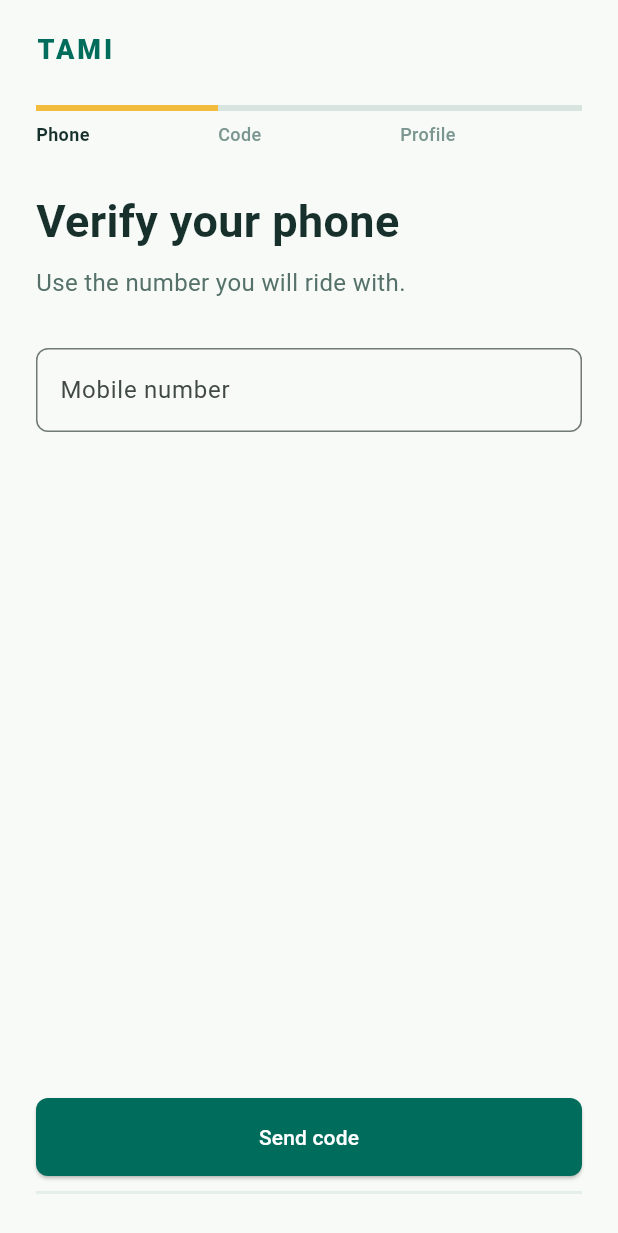
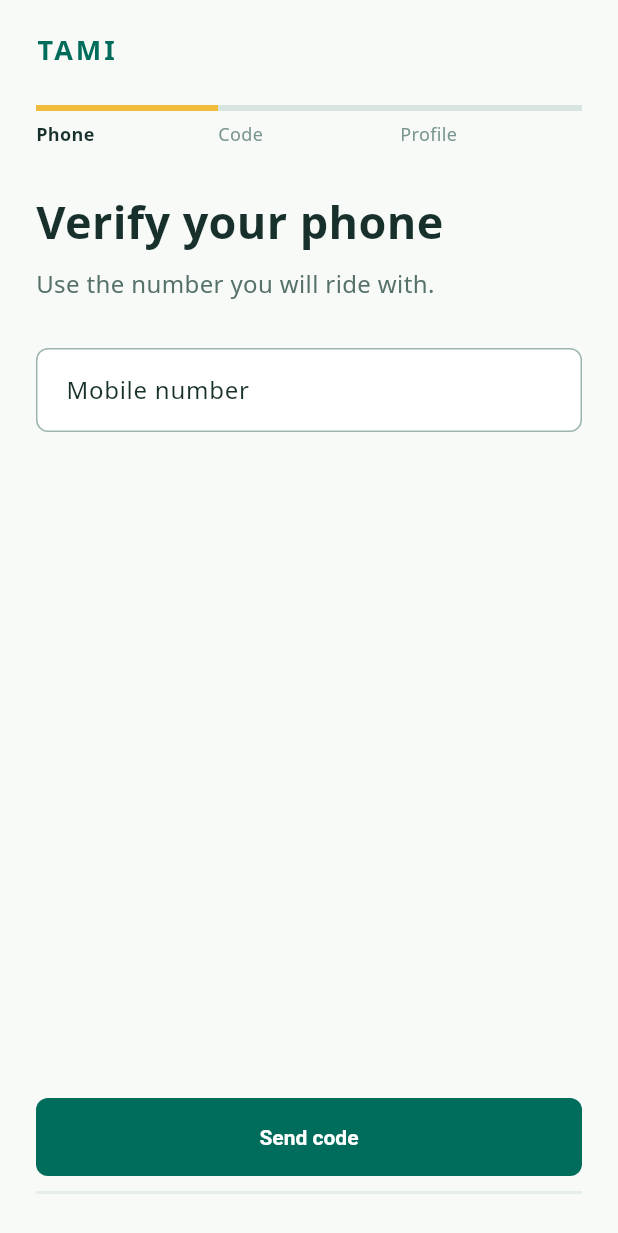
Before and after one commit to itecknologiteams/tami, a Flutter app: the screen it shows after launch, on a phone screen of 412 x 824 dp. Shown: the top 1233 px of the screen. Run offline on Flutter 3.47's test engine with Material 3 defaults, Android fonts, the phone set to English and light mode, and no system bars; missing offline and left inert: maplibre; Roboto replaces fonts that are missing (Noto Sans).

Commit message:
feat: add tami liquid glass design system

```diff
--- a/apps/mobile/lib/src/app/tami_mobile_app.dart
+++ b/apps/mobile/lib/src/app/tami_mobile_app.dart
@@ -5,6 +5,7 @@ import '../auth/rider_onboarding_screen.dart';
 import '../features/driver/driver_home_screen.dart';
 import '../features/rider/rider_booking_client.dart';
 import '../features/rider/rider_chat_client.dart';
+import '../ui/tami_theme.dart';
 
 enum TamiAppMode { rider, driver }
 
@@ -27,10 +28,7 @@ class TamiMobileApp extends StatelessWidget {
     return MaterialApp(
       debugShowCheckedModeBanner: false,
       title: mode == TamiAppMode.rider ? 'Tami Rider' : 'Tami Driver',
-      theme: ThemeData(
-        colorScheme: ColorScheme.fromSeed(seedColor: const Color(0xFF007A5E)),
-        useMaterial3: true,
-      ),
+      theme: buildTamiTheme(),
       home: switch (mode) {
         TamiAppMode.rider => RiderOnboardingScreen(
           client:
--- /dev/null
+++ b/apps/mobile/lib/src/ui/tami_theme.dart
@@ -0,0 +1,104 @@
+import 'package:flutter/material.dart';
+
+import 'tami_colors.dart';
+
+ThemeData buildTamiTheme() {
+  const controlShape = RoundedRectangleBorder(
+    borderRadius: BorderRadius.all(Radius.circular(8)),
+  );
+  const inputBorder = OutlineInputBorder(
+    borderRadius: BorderRadius.all(Radius.circular(8)),
+    borderSide: BorderSide(color: Color(0xFF9CB5AE)),
+  );
+  const scheme = ColorScheme.light(
+    primary: TamiColors.civicGreen,
+    onPrimary: Colors.white,
+    secondary: TamiColors.signalYellow,
+    onSecondary: TamiColors.ink,
+    tertiary: TamiColors.routeCyan,
+    onTertiary: Colors.white,
+    error: TamiColors.danger,
+    onError: Colors.white,
+    surface: TamiColors.paper,
+    onSurface: TamiColors.ink,
+    outline: Color(0xFF78918A),
+    outlineVariant: Color(0xFFD2DFDA),
+  );
+
+  final base = ThemeData(
+    useMaterial3: true,
+    colorScheme: scheme,
+    scaffoldBackgroundColor: TamiColors.paper,
+    fontFamily: 'Noto Sans',
+  );
+
+  return base.copyWith(
+    textTheme: base.textTheme.apply(
+      bodyColor: TamiColors.ink,
+      displayColor: TamiColors.ink,
+      fontFamily: 'Noto Sans',
+    ),
+    appBarTheme: const AppBarTheme(
+      backgroundColor: TamiColors.paper,
+      foregroundColor: TamiColors.ink,
+      centerTitle: false,
+      elevation: 0,
+      scrolledUnderElevation: 0,
+    ),
+    inputDecorationTheme: const InputDecorationTheme(
+      filled: true,
+      fillColor: Color(0xF2FFFFFF),
+      border: inputBorder,
+      enabledBorder: inputBorder,
+      focusedBorder: OutlineInputBorder(
+        borderRadius: BorderRadius.all(Radius.circular(8)),
+        borderSide: BorderSide(color: TamiColors.civicGreen, width: 2),
+      ),
+      contentPadding: EdgeInsets.symmetric(horizontal: 16, vertical: 16),
+    ),
+    filledButtonTheme: FilledButtonThemeData(
+      style: FilledButton.styleFrom(
+        minimumSize: const Size(48, 48),
+        backgroundColor: TamiColors.civicGreen,
+        foregroundColor: Colors.white,
+        shape: controlShape,
+        textStyle: const TextStyle(fontWeight: FontWeight.w700),
+      ),
+    ),
+    elevatedButtonTheme: ElevatedButtonThemeData(
+      style: ElevatedButton.styleFrom(
+        minimumSize: const Size(48, 48),
+        backgroundColor: TamiColors.civicGreen,
+        foregroundColor: Colors.white,
+        shape: controlShape,
+        elevation: 0,
+        textStyle: const TextStyle(fontWeight: FontWeight.w700),
+      ),
+    ),
+    outlinedButtonTheme: OutlinedButtonThemeData(
+      style: OutlinedButton.styleFrom(
+        minimumSize: const Size(48, 48),
+        foregroundColor: TamiColors.civicGreen,
+        shape: controlShape,
+        side: const BorderSide(color: Color(0xFF9CB5AE)),
+        textStyle: const TextStyle(fontWeight: FontWeight.w700),
+      ),
+    ),
+    iconButtonTheme: IconButtonThemeData(
+      style: IconButton.styleFrom(
+        minimumSize: const Size(48, 48),
+        foregroundColor: TamiColors.ink,
+        shape: controlShape,
+      ),
+    ),
+    navigationBarTheme: const NavigationBarThemeData(
+      height: 72,
+      backgroundColor: Colors.transparent,
+      indicatorColor: Color(0xFFD6E9E2),
+      labelTextStyle: WidgetStatePropertyAll(
+        TextStyle(fontSize: 12, fontWeight: FontWeight.w700),
+      ),
+    ),
+    dividerTheme: const DividerThemeData(color: Color(0xFFD2DFDA)),
+  );
+}
```
Also changed, not shown: apps/mobile/lib/src/ui/tami_colors.dart (added, +13 -0 lines), apps/mobile/lib/src/ui/tami_glass.dart (added, +90 -0 lines), apps/mobile/lib/src/ui/tami_route_ribbon.dart (added, +61 -0 lines), 1 other file.
